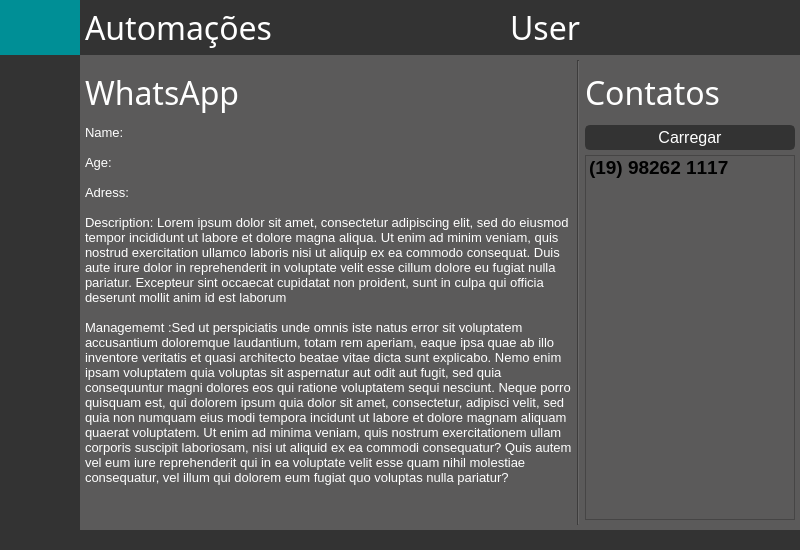
First picture: the form in ui_main.ui, repository lucasspeixoto/dentalar_bots, before the edit.
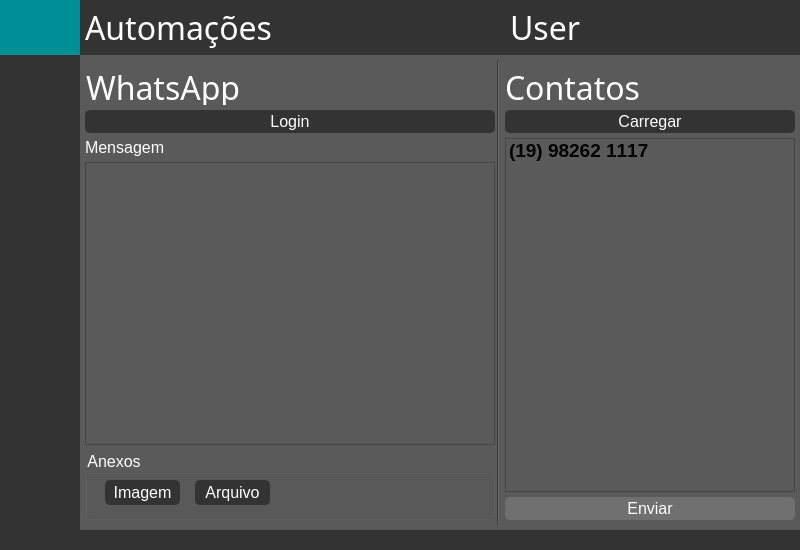
Second picture: the form after the edit. The open tabs and pages were chosen to show the change. Icons and pictures are not drawn.

Commit message: Include whatsapp page widgets - field text, attachments buttons, and login button

What changed in the file:
```diff
--- a/ui_main.ui
+++ b/ui_main.ui
@@ -1111,6 +1111,21 @@
                  </property>
                  <item>
                   <widget class="QFrame" name="frame_whatsapp_main">
+                   <property name="enabled">
+                    <bool>true</bool>
+                   </property>
+                   <property name="minimumSize">
+                    <size>
+                     <width>420</width>
+                     <height>0</height>
+                    </size>
+                   </property>
+                   <property name="font">
+                    <font>
+                     <family>Segoe UI</family>
+                     <pointsize>12</pointsize>
+                    </font>
+                   </property>
                    <property name="frameShape">
                     <enum>QFrame::NoFrame</enum>
                    </property>
@@ -1138,13 +1153,13 @@
                       <property name="minimumSize">
                        <size>
                         <width>0</width>
-                        <height>55</height>
+                        <height>40</height>
                        </size>
                       </property>
                       <property name="maximumSize">
                        <size>
                         <width>16777215</width>
-                        <height>55</height>
+                        <height>40</height>
                        </size>
                       </property>
                       <property name="font">
@@ -1164,43 +1179,216 @@
                       <property name="textFormat">
                        <enum>Qt::RichText</enum>
                       </property>
-                     </widget>
-                    </item>
-                    <item>
-                     <widget class="QLabel" name="lab_home_main_disc">
-                      <property name="font">
-                       <font>
-                        <family>Segoe UI</family>
-                        <pointsize>10</pointsize>
-                       </font>
-                      </property>
-                      <property name="styleSheet">
-                       <string notr="true">color:rgb(255,255,255);</string>
-                      </property>
-                      <property name="text">
-                       <string>&lt;!DOCTYPE HTML PUBLIC &quot;-//W3C//DTD HTML 4.0//EN&quot; &quot;http://www.w3.org/TR/REC-html40/strict.dtd&quot;&gt;
-&lt;html&gt;&lt;head&gt;&lt;meta name=&quot;qrichtext&quot; content=&quot;1&quot; /&gt;&lt;style type=&quot;text/css&quot;&gt;
-p, li { white-space: pre-wrap; }
-&lt;/style&gt;&lt;/head&gt;&lt;body style=&quot; font-family:'Segoe UI'; font-size:10pt; font-weight:400; font-style:normal;&quot;&gt;
-&lt;p style=&quot; margin-top:0px; margin-bottom:0px; margin-left:0px; margin-right:0px; -qt-block-indent:0; text-indent:0px;&quot;&gt;&lt;span style=&quot; color:#ffffff;&quot;&gt;Name:&lt;/span&gt;&lt;/p&gt;
-&lt;p style=&quot;-qt-paragraph-type:empty; margin-top:0px; margin-bottom:0px; margin-left:0px; margin-right:0px; -qt-block-indent:0; text-indent:0px; color:#ffffff;&quot;&gt;&lt;br /&gt;&lt;/p&gt;
-&lt;p style=&quot; margin-top:0px; margin-bottom:0px; margin-left:0px; margin-right:0px; -qt-block-indent:0; text-indent:0px;&quot;&gt;&lt;span style=&quot; color:#ffffff;&quot;&gt;Age:&lt;/span&gt;&lt;/p&gt;
-&lt;p style=&quot;-qt-paragraph-type:empty; margin-top:0px; margin-bottom:0px; margin-left:0px; margin-right:0px; -qt-block-indent:0; text-indent:0px; color:#ffffff;&quot;&gt;&lt;br /&gt;&lt;/p&gt;
-&lt;p style=&quot; margin-top:0px; margin-bottom:0px; margin-left:0px; margin-right:0px; -qt-block-indent:0; text-indent:0px;&quot;&gt;&lt;span style=&quot; color:#ffffff;&quot;&gt;Adress:&lt;/span&gt;&lt;/p&gt;
-&lt;p style=&quot;-qt-paragraph-type:empty; margin-top:0px; margin-bottom:0px; margin-left:0px; margin-right:0px; -qt-block-indent:0; text-indent:0px; color:#ffffff;&quot;&gt;&lt;br /&gt;&lt;/p&gt;
-&lt;p style=&quot; margin-top:0px; margin-bottom:0px; margin-left:0px; margin-right:0px; -qt-block-indent:0; text-indent:0px;&quot;&gt;&lt;span style=&quot; color:#ffffff;&quot;&gt;Description: Lorem ipsum dolor sit amet, consectetur adipiscing elit, sed do eiusmod tempor incididunt ut labore et dolore magna aliqua. Ut enim ad minim veniam, quis nostrud exercitation ullamco laboris nisi ut aliquip ex ea commodo consequat. Duis aute irure dolor in reprehenderit in voluptate velit esse cillum dolore eu fugiat nulla pariatur. Excepteur sint occaecat cupidatat non proident, sunt in culpa qui officia deserunt mollit anim id est laborum&lt;/span&gt;&lt;/p&gt;
-&lt;p style=&quot;-qt-paragraph-type:empty; margin-top:0px; margin-bottom:0px; margin-left:0px; margin-right:0px; -qt-block-indent:0; text-indent:0px; color:#ffffff;&quot;&gt;&lt;br /&gt;&lt;/p&gt;
-&lt;p style=&quot; margin-top:0px; margin-bottom:0px; margin-left:0px; margin-right:0px; -qt-block-indent:0; text-indent:0px;&quot;&gt;&lt;span style=&quot; color:#ffffff;&quot;&gt;Managememt :Sed ut perspiciatis unde omnis iste natus error sit voluptatem accusantium doloremque laudantium, totam rem aperiam, eaque ipsa quae ab illo inventore veritatis et quasi architecto beatae vitae dicta sunt explicabo. Nemo enim ipsam voluptatem quia voluptas sit aspernatur aut odit aut fugit, sed quia consequuntur magni dolores eos qui ratione voluptatem sequi nesciunt. Neque porro quisquam est, qui dolorem ipsum quia dolor sit amet, consectetur, adipisci velit, sed quia non numquam eius modi tempora incidunt ut labore et dolore magnam aliquam quaerat voluptatem. Ut enim ad minima veniam, quis nostrum exercitationem ullam corporis suscipit laboriosam, nisi ut aliquid ex ea commodi consequatur? Quis autem vel eum iure reprehenderit qui in ea voluptate velit esse quam nihil molestiae consequatur, vel illum qui dolorem eum fugiat quo voluptas nulla pariatur?&lt;/span&gt;&lt;/p&gt;&lt;/body&gt;&lt;/html&gt;</string>
-                      </property>
-                      <property name="alignment">
-                       <set>Qt::AlignLeading|Qt::AlignLeft|Qt::AlignTop</set>
-                      </property>
-                      <property name="wordWrap">
-                       <bool>true</bool>
-                      </property>
                       <property name="margin">
-                       <number>5</number>
+                       <number>0</number>
                       </property>
+                      <property name="indent">
+                       <number>1</number>
+                      </property>
+                     </widget>
+                    </item>
+                    <item>
+                     <widget class="QPushButton" name="whatsapp_login_button">
+                      <property name="enabled">
+                       <bool>true</bool>
+                      </property>
+                      <property name="maximumSize">
+                       <size>
+                        <width>16777215</width>
+                        <height>16777215</height>
+                       </size>
+                      </property>
+                      <property name="font">
+                       <font>
+                        <family>Segoe UI</family>
+                        <pointsize>12</pointsize>
+                        <italic>false</italic>
+                        <underline>false</underline>
+                        <strikeout>false</strikeout>
+                        <stylestrategy>PreferDefault</stylestrategy>
+                        <kerning>false</kerning>
+                       </font>
+                      </property>
+                      <property name="styleSheet">
+                       <string notr="true">QPushButton {
+	border: 2px solid rgb(51,51,51);
+	border-radius: 5px;	
+	color:rgb(255,255,255);
+	background-color: rgb(51,51,51);
+}
+QPushButton:hover {
+	border: 2px solid rgb(0,143,150);
+	background-color: rgb(0,143,150);
+}
+QPushButton:pressed {	
+	border: 2px solid rgb(0,143,150);
+	background-color: rgb(51,51,51);
+}
+
+QPushButton:disabled {	
+	border-radius: 5px;	
+	border: 2px solid rgb(112,112,112);
+	background-color: rgb(112,112,112);
+}</string>
+                      </property>
+                      <property name="text">
+                       <string>Login</string>
+                      </property>
+                     </widget>
+                    </item>
+                    <item>
+                     <widget class="QLabel" name="message_input_text">
+                      <property name="font">
+                       <font>
+                        <family>Segoe UI</family>
+                        <pointsize>12</pointsize>
+                       </font>
+                      </property>
+                      <property name="styleSheet">
+                       <string notr="true">QLabel {
+	color:rgb(255,255,255);
+}</string>
+                      </property>
+                      <property name="text">
+                       <string>Mensagem</string>
+                      </property>
+                      <property name="textFormat">
+                       <enum>Qt::RichText</enum>
+                      </property>
+                     </widget>
+                    </item>
+                    <item>
+                     <widget class="QTextEdit" name="whatsapp_message_label">
+                      <property name="maximumSize">
+                       <size>
+                        <width>16777215</width>
+                        <height>16777215</height>
+                       </size>
+                      </property>
+                      <property name="font">
+                       <font>
+                        <family>Segoe UI</family>
+                        <pointsize>12</pointsize>
+                       </font>
+                      </property>
+                     </widget>
+                    </item>
+                    <item>
+                     <widget class="QGroupBox" name="attachments_groupbox">
+                      <property name="minimumSize">
+                       <size>
+                        <width>0</width>
+                        <height>70</height>
+                       </size>
+                      </property>
+                      <property name="font">
+                       <font>
+                        <family>Segoe UI</family>
+                        <pointsize>12</pointsize>
+                       </font>
+                      </property>
+                      <property name="styleSheet">
+                       <string notr="true">QGroupBox {
+	color:rgb(255,255,255);
+}</string>
+                      </property>
+                      <property name="title">
+                       <string>Anexos</string>
+                      </property>
+                      <widget class="QPushButton" name="load_image_button">
+                       <property name="geometry">
+                        <rect>
+                         <x>20</x>
+                         <y>30</y>
+                         <width>75</width>
+                         <height>25</height>
+                        </rect>
+                       </property>
+                       <property name="minimumSize">
+                        <size>
+                         <width>0</width>
+                         <height>25</height>
+                        </size>
+                       </property>
+                       <property name="font">
+                        <font>
+                         <family>Segoe UI</family>
+                         <pointsize>12</pointsize>
+                        </font>
+                       </property>
+                       <property name="styleSheet">
+                        <string notr="true">QPushButton {
+	border: 2px solid rgb(51,51,51);
+	border-radius: 5px;	
+	color:rgb(255,255,255);
+	background-color: rgb(51,51,51);
+}
+QPushButton:hover {
+	border: 2px solid rgb(0,143,150);
+	background-color: rgb(0,143,150);
+}
+QPushButton:pressed {	
+	border: 2px solid rgb(0,143,150);
+	background-color: rgb(51,51,51);
+}
+
+QPushButton:disabled {	
+	border-radius: 5px;	
+	border: 2px solid rgb(112,112,112);
+	background-color: rgb(112,112,112);
+}</string>
+                       </property>
+                       <property name="text">
+                        <string>Imagem</string>
+                       </property>
+                      </widget>
+                      <widget class="QPushButton" name="load_file_button">
+                       <property name="geometry">
+                        <rect>
+                         <x>110</x>
+                         <y>30</y>
+                         <width>75</width>
+                         <height>25</height>
+                        </rect>
+                       </property>
+                       <property name="minimumSize">
+                        <size>
+                         <width>0</width>
+                         <height>25</height>
+                        </size>
+                       </property>
+                       <property name="font">
+                        <font>
+                         <family>Segoe UI</family>
+                         <pointsize>12</pointsize>
+                        </font>
+                       </property>
+                       <property name="styleSheet">
+                        <string notr="true">QPushButton {
+	border: 2px solid rgb(51,51,51);
+	border-radius: 5px;	
+	color:rgb(255,255,255);
+	background-color: rgb(51,51,51);
+}
+QPushButton:hover {
+	border: 2px solid rgb(0,143,150);
+	background-color: rgb(0,143,150);
+}
+QPushButton:pressed {	
+	border: 2px solid rgb(0,143,150);
+	background-color: rgb(51,51,51);
+}
+
+QPushButton:disabled {	
+	border-radius: 5px;	
+	border: 2px solid rgb(112,112,112);
+	background-color: rgb(112,112,112);
+}</string>
+                       </property>
+                       <property name="text">
+                        <string>Arquivo</string>
+                       </property>
+                      </widget>
                      </widget>
                     </item>
                    </layout>
@@ -1217,7 +1405,7 @@
                   <widget class="QFrame" name="frame_whatsapp_stat">
                    <property name="minimumSize">
                     <size>
-                     <width>220</width>
+                     <width>300</width>
                      <height>0</height>
                     </size>
                    </property>
@@ -1254,13 +1442,13 @@
                       <property name="minimumSize">
                        <size>
                         <width>0</width>
-                        <height>55</height>
+                        <height>40</height>
                        </size>
                       </property>
                       <property name="maximumSize">
                        <size>
                         <width>16777215</width>
-                        <height>55</height>
+                        <height>40</height>
                        </size>
                       </property>
                       <property name="font">
@@ -1284,16 +1472,10 @@
                     </item>
                     <item>
                      <widget class="QPushButton" name="load_contacts_button">
-                      <property name="minimumSize">
-                       <size>
-                        <width>200</width>
-                        <height>25</height>
-                       </size>
-                      </property>
                       <property name="maximumSize">
                        <size>
-                        <width>250</width>
-                        <height>25</height>
+                        <width>16777215</width>
+                        <height>16777215</height>
                        </size>
                       </property>
                       <property name="font">
@@ -1346,6 +1528,11 @@
                     </item>
                     <item>
                      <widget class="QListWidget" name="contacts_list">
+                      <property name="font">
+                       <font>
+                        <pointsize>12</pointsize>
+                       </font>
+                      </property>
                       <item>
                        <property name="text">
                         <string>(19) 98262 1117</string>
@@ -1380,6 +1567,50 @@
                       </item>
                      </widget>
                     </item>
+                    <item>
+                     <widget class="QPushButton" name="pushButton">
+                      <property name="enabled">
+                       <bool>false</bool>
+                      </property>
+                      <property name="maximumSize">
+                       <size>
+                        <width>16777215</width>
+                        <height>16777215</height>
+                       </size>
+                      </property>
+                      <property name="font">
+                       <font>
+                        <family>Segoe UI</family>
+                        <pointsize>12</pointsize>
+                       </font>
+                      </property>
+                      <property name="styleSheet">
+                       <string notr="true">QPushButton {
+	border: 2px solid rgb(51,51,51);
+	border-radius: 5px;	
+	color:rgb(255,255,255);
+	background-color: rgb(51,51,51);
+}
+QPushButton:hover {
+	border: 2px solid rgb(0,143,150);
+	background-color: rgb(0,143,150);
+}
+QPushButton:pressed {	
+	border: 2px solid rgb(0,143,150);
+	background-color: rgb(51,51,51);
+}
+
+QPushButton:disabled {	
+	border-radius: 5px;	
+	border: 2px solid rgb(112,112,112);
+	background-color: rgb(112,112,112);
+}</string>
+                      </property>
+                      <property name="text">
+                       <string>Enviar</string>
+                      </property>
+                     </widget>
+                    </item>
                    </layout>
                   </widget>
                  </item>
```
Left out of the diff: 24 changed lines with no effect on the pictures. The commit also changes 5 other files.
